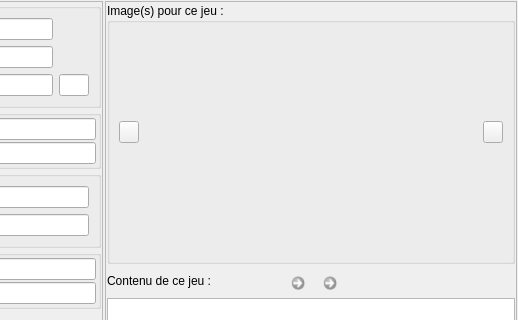
Qt form f_jeux.ui (nivhg/ludopen) before a commit; both pictures show x 613 to 1131 and y 0 to 320 of the 1131 by 729 pixel window.
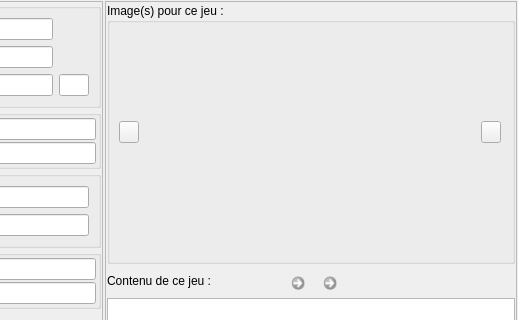
The same form after that commit. Icons and pictures are not drawn.

```diff
--- a/f_jeux.ui
+++ b/f_jeux.ui
@@ -1034,6 +1034,15 @@
              <height>200</height>
             </size>
            </property>
+           <property name="maximumSize">
+            <size>
+             <width>330</width>
+             <height>200</height>
+            </size>
+           </property>
+           <property name="cursor">
+            <cursorShape>ArrowCursor</cursorShape>
+           </property>
            <property name="text">
             <string/>
            </property>
```
